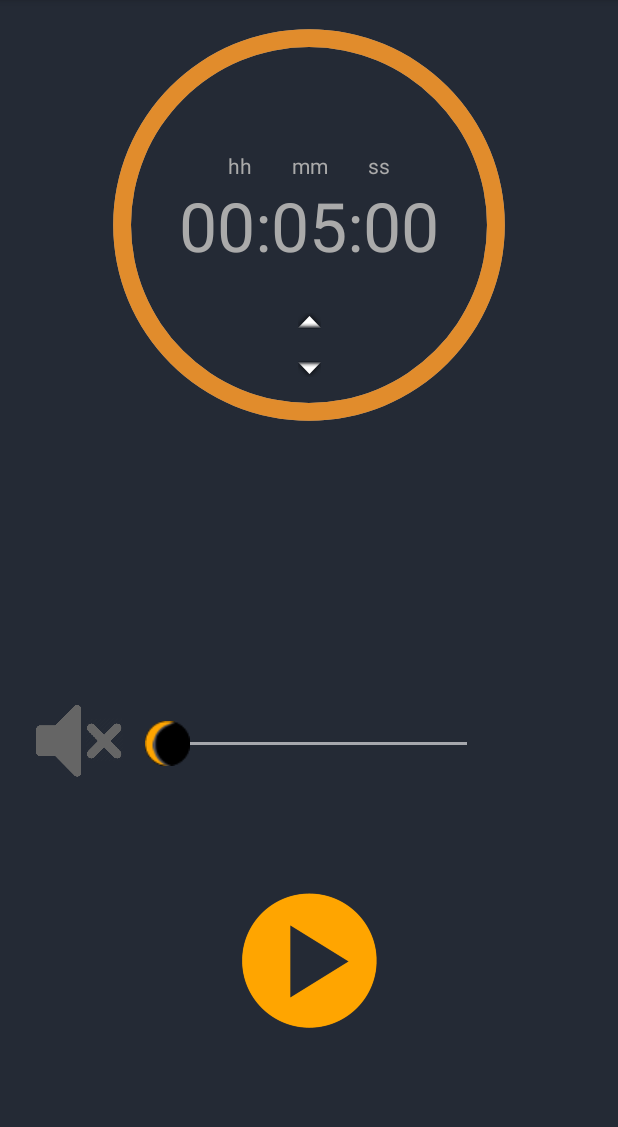
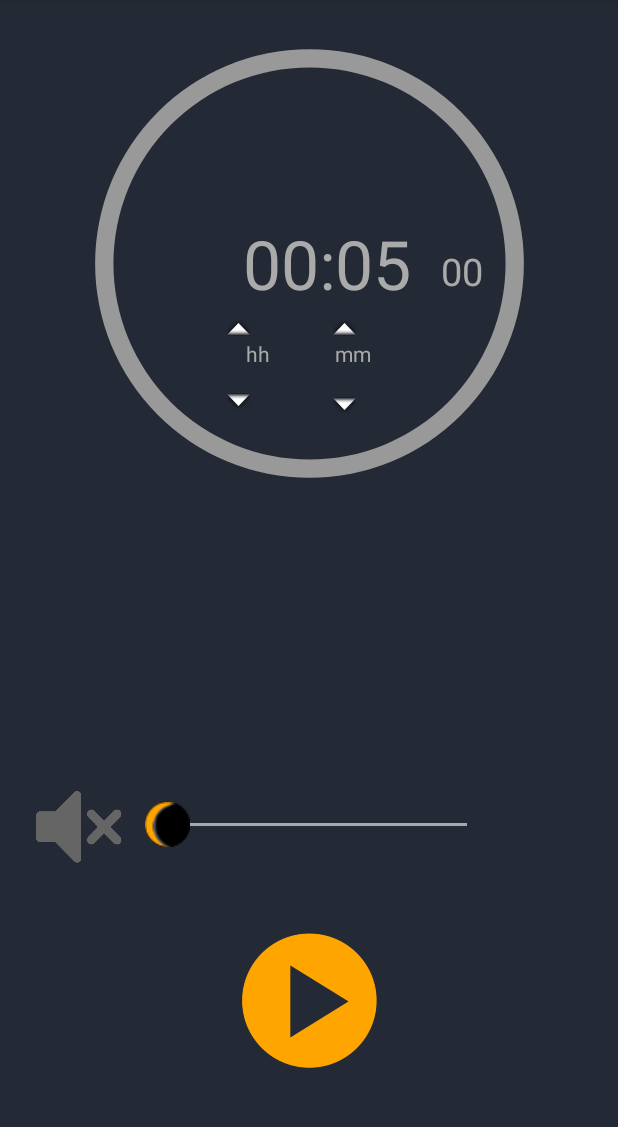
Before and after one commit to bedtime-audio-timer/audio-timer, an Android app: the screen it shows after launch (MainActivity), on a phone screen of 412 x 824 dp, the part 84-1211 px from its top. Run offline under Robolectric (Android 15) with nearby library versions, the phone set to English and light mode, and no system bars.

Commit message:
Buttons for hours increase/decreade added, seconds made smaller

```diff
--- a/app/src/main/java/com/bedtime_audio_timer/audiotimer/MainActivity.kt
+++ b/app/src/main/java/com/bedtime_audio_timer/audiotimer/MainActivity.kt
@@ -39,28 +39,25 @@ class MainActivity : AppCompatActivity(), MainTimer.TimerCallback, OutsideVolume
 
     // enum that defines what button is hold so the TimerRunnable object could increases/decreases volume/minutes
     enum class ButtonAction {
-        VOLUME_UP, VOLUME_DOWN, TIMER_UP, TIMER_DOWN
+        HOUR_UP, HOUR_DOWN, TIMER_UP, TIMER_DOWN
     }
 
     // class for to update view from the timer thread when a button is hold
     internal inner class TimerRunnable : Runnable {
 
-        var buttonAction: ButtonAction = ButtonAction.VOLUME_UP
+        var buttonAction: ButtonAction = ButtonAction.HOUR_UP
 
         override fun run() {
-            if (buttonAction == ButtonAction.VOLUME_UP)
-            /*timerParams.*/ //increaseVolume()
-            else if (buttonAction == ButtonAction.VOLUME_DOWN)
-            /*timerParams.*/ //decreaseVolume()
+            if (buttonAction == ButtonAction.HOUR_UP)
+                timerParams.increaseHours()
+            else if (buttonAction == ButtonAction.HOUR_DOWN)
+                timerParams.decreaseHours()
             else if (buttonAction == ButtonAction.TIMER_UP)
                 timerParams.increaseMinutes()
             else if (buttonAction == ButtonAction.TIMER_DOWN)
                 timerParams.decreaseMinutes()
 
-            if (buttonAction == ButtonAction.VOLUME_UP || buttonAction == ButtonAction.VOLUME_DOWN)
-                //updateVolumeTextView()
-            else
-                updateMinutesTextView(timerParams.getSeconds())
+            updateMinutesTextView(timerParams.getSeconds())
         }
 
     }
@@ -68,7 +65,7 @@ class MainActivity : AppCompatActivity(), MainTimer.TimerCallback, OutsideVolume
     // class for listeners when a button is hold
     internal inner class TimerOnTouchListener : View.OnTouchListener {
 
-        var buttonAction: ButtonAction = ButtonAction.VOLUME_UP
+        var buttonAction: ButtonAction = ButtonAction.HOUR_UP
 
         override fun onTouch(view: View, motionEvent: MotionEvent): Boolean {
             if (motionEvent.action == MotionEvent.ACTION_UP) {
@@ -234,7 +231,8 @@ class MainActivity : AppCompatActivity(), MainTimer.TimerCallback, OutsideVolume
         seconds_format = (seconds - hours_format * 3600 - minutes_format * 60) % 60//timerParams.getMinutes() % 60
 
 
-        textTimer.text = (String.format("%02d:%02d:%02d", hours_format, minutes_format, seconds_format))
+        textTimer.text = (String.format("%02d:%02d", hours_format, minutes_format))
+        textSeconds.text = (String.format("%02d", seconds_format))
 
     }
 
@@ -245,6 +243,16 @@ class MainActivity : AppCompatActivity(), MainTimer.TimerCallback, OutsideVolume
 
     fun decreaseMinutes(view: View?) {
         timerParams.decreaseMinutes()
+        updateMinutesTextView(timerParams.getSeconds())
+    }
+
+    fun increaseHours(view: View?) {
+        timerParams.increaseHours()
+        updateMinutesTextView(timerParams.getSeconds())
+    }
+
+    fun decreaseHours(view: View?) {
+        timerParams.decreaseHours()
         updateMinutesTextView(timerParams.getSeconds())
     }
 
--- a/app/src/main/java/com/bedtime_audio_timer/audiotimer/TimerParameters.kt
+++ b/app/src/main/java/com/bedtime_audio_timer/audiotimer/TimerParameters.kt
@@ -97,6 +97,18 @@ class TimerParameters (val Running : Boolean = false) {
         }
     }
 
+    fun increaseHours() {
+        if (millis < 60000 * 60 * 23) {
+            millis += minutesIncrement * 60000 * 60
+        }
+    }
+
+    fun decreaseHours() {
+        if (millis > 60000 * 60) {
+            millis -= minutesIncrement * 60000 * 60
+        }
+    }
+
     fun setVolume(vol: Int){
         volume=vol
     }
--- a/app/src/main/java/com/bedtime_audio_timer/audiotimer/TimerProgressBar.kt
+++ b/app/src/main/java/com/bedtime_audio_timer/audiotimer/TimerProgressBar.kt
@@ -44,7 +44,7 @@ class TimerProgressBar{
             // val res = resources
             // val drawable = res.getDrawable(R.drawable.circular)
             // val mProgress = findViewById<View>(R.id.circularProgressbar) as ProgressBar
-            prBar.progress = 100//100   // Main Progress
+            prBar.progress = 0//100   // Main Progress
             prBar.secondaryProgress = 100 // Secondary Progress
 //            prBar.max = 0//100 // Maximum Progress
             // progBar.progressDrawable = drawable
--- a/app/src/main/res/drawable/circular.xml
+++ b/app/src/main/res/drawable/circular.xml
@@ -2,7 +2,7 @@
 <layer-list xmlns:android="http://schemas.android.com/apk/res/android">
     <item android:id="@android:id/secondaryProgress">
         <shape
-            android:innerRadiusRatio="3"
+            android:innerRadiusRatio="2.8"
             android:shape="ring"
             android:thicknessRatio="30.0"
             android:useLevel="true">
@@ -24,7 +24,7 @@
             android:toDegrees="270">
 
             <shape
-                android:innerRadiusRatio="3"
+                android:innerRadiusRatio="2.8"
                 android:shape="ring"
                 android:thicknessRatio="30.0"
                 android:useLevel="true">
--- a/app/src/main/res/layout/activity_main.xml
+++ b/app/src/main/res/layout/activity_main.xml
@@ -12,22 +12,21 @@
         android:layout_width="wrap_content"
         android:layout_height="wrap_content"
         android:orientation="horizontal"
-        app:layout_constraintGuide_percent="0.53" />
+        app:layout_constraintGuide_percent="0.62" />
 
     <TextView
         android:id="@+id/textTimer"
         style="@style/ValueText"
-        android:layout_width="0dp"
-        android:layout_marginEnd="8dp"
+        android:layout_width="222dp"
         android:layout_marginLeft="8dp"
-        android:layout_marginRight="8dp"
         android:layout_marginStart="8dp"
+        android:gravity="end"
         android:text="00:50"
-        android:textAlignment="center"
+        android:textAlignment="textEnd"
         android:textSize="45sp"
         app:layout_constraintBottom_toBottomOf="@+id/circularProgressbar"
-        app:layout_constraintEnd_toEndOf="parent"
-        app:layout_constraintHorizontal_bias="0.0"
+        app:layout_constraintEnd_toStartOf="@+id/textSeconds"
+        app:layout_constraintHorizontal_bias="1.0"
         app:layout_constraintStart_toStartOf="parent"
         app:layout_constraintTop_toTopOf="@+id/circularProgressbar" />
 
@@ -54,10 +53,10 @@
         android:layout_marginLeft="8dp"
         android:layout_marginRight="8dp"
         android:layout_marginStart="8dp"
-        android:layout_marginTop="8dp"
         android:contentDescription="Increase Minutes"
         android:onClick="increaseMinutes"
         app:layout_constraintEnd_toEndOf="parent"
+        app:layout_constraintHorizontal_bias="0.568"
         app:layout_constraintStart_toStartOf="parent"
         app:layout_constraintTop_toBottomOf="@+id/textTimer"
         app:srcCompat="@android:drawable/arrow_up_float" />
@@ -74,9 +73,43 @@
         android:onClick="decreaseMinutes"
         app:layout_constraintBottom_toTopOf="@+id/guideline"
         app:layout_constraintEnd_toEndOf="parent"
+        app:layout_constraintHorizontal_bias="0.568"
         app:layout_constraintStart_toStartOf="parent"
         app:layout_constraintTop_toBottomOf="@+id/imgBtnTimerUp"
-        app:layout_constraintVertical_bias="0.0"
+        app:layout_constraintVertical_bias="0.054"
+        app:srcCompat="@android:drawable/arrow_down_float" />
+
+    <ImageButton
+        android:id="@+id/imgBtnHoursUp"
+        style="@style/UpArrowButton"
+        android:layout_marginEnd="8dp"
+        android:layout_marginLeft="8dp"
+        android:layout_marginRight="8dp"
+        android:layout_marginStart="8dp"
+        android:contentDescription="Increase Hours"
+        android:onClick="increaseHours"
+        app:layout_constraintEnd_toEndOf="parent"
+        app:layout_constraintHorizontal_bias="0.366"
+        app:layout_constraintStart_toStartOf="parent"
+        app:layout_constraintTop_toBottomOf="@+id/textTimer"
+        app:srcCompat="@android:drawable/arrow_up_float" />
+
+    <ImageButton
+        android:id="@+id/imgBtnHoursDown"
+        style="@style/DownArrowButton"
+        android:layout_marginBottom="8dp"
+        android:layout_marginEnd="8dp"
+        android:layout_marginLeft="8dp"
+        android:layout_marginRight="8dp"
+        android:layout_marginStart="8dp"
+        android:contentDescription="Decrease Hours"
+        android:onClick="decreaseHours"
+        app:layout_constraintBottom_toTopOf="@+id/guideline"
+        app:layout_constraintEnd_toEndOf="parent"
+        app:layout_constraintHorizontal_bias="0.366"
+        app:layout_constraintStart_toStartOf="parent"
+        app:layout_constraintTop_toBottomOf="@+id/imgBtnTimerUp"
+        app:layout_constraintVertical_bias="0.04"
         app:srcCompat="@android:drawable/arrow_down_float" />
 
     <ImageButton
@@ -164,8 +197,8 @@
 
         android:id="@+id/circularProgressbar"
         style="?android:attr/progressBarStyleHorizontal"
-        android:layout_width="356dp"
-        android:layout_height="284dp"
+        android:layout_width="366dp"
+        android:layout_height="335dp"
         android:layout_centerInParent="true"
         android:layout_marginBottom="8dp"
         android:layout_marginEnd="8dp"
@@ -192,11 +225,31 @@
         android:layout_marginLeft="8dp"
         android:layout_marginRight="8dp"
         android:layout_marginStart="8dp"
-        android:text="hh        mm        ss"
+        android:layout_marginTop="20dp"
+        android:text="hh             mm                "
         android:textColor="@color/colorValue"
         android:textSize="14sp"
-        app:layout_constraintBottom_toTopOf="@+id/textTimer"
         app:layout_constraintEnd_toEndOf="parent"
-        app:layout_constraintStart_toStartOf="parent" />
+        app:layout_constraintHorizontal_bias="0.601"
+        app:layout_constraintStart_toStartOf="parent"
+        app:layout_constraintTop_toTopOf="@+id/imgBtnHoursUp" />
+
+    <TextView
+        android:id="@+id/textSeconds"
+        style="@style/ValueText"
+        android:layout_width="0dp"
+        android:layout_height="wrap_content"
+        android:layout_marginBottom="8dp"
+        android:layout_marginEnd="80dp"
+        android:layout_marginRight="80dp"
+        android:layout_marginTop="8dp"
+        android:gravity="start"
+        android:text="39"
+        android:textAlignment="textStart"
+        android:textSize="25sp"
+        app:layout_constraintBottom_toBottomOf="@+id/textTimer"
+        app:layout_constraintEnd_toEndOf="parent"
+        app:layout_constraintTop_toTopOf="@+id/textTimer"
+        app:layout_constraintVertical_bias="1.0" />
 
 </android.support.constraint.ConstraintLayout>
--- a/app/src/main/res/values/styles.xml
+++ b/app/src/main/res/values/styles.xml
@@ -42,20 +42,20 @@
         <item name="android:layout_width">wrap_content</item>
         <item name="android:layout_height">wrap_content</item>
         <item name="android:background">#00000000</item>
-        <item name="android:paddingBottom">10dp</item>
-        <item name="android:paddingLeft">20dp</item>
-        <item name="android:paddingRight">20dp</item>
-        <item name="android:paddingTop">20dp</item>
+        <item name="android:paddingBottom">20dp</item>
+        <item name="android:paddingLeft">15dp</item>
+        <item name="android:paddingRight">15dp</item>
+        <item name="android:paddingTop">7dp</item>
 <!--        <item name="app:srcCompat">@android:drawable/arrow_up_float</item>-->
     </style>
     <style name="DownArrowButton" parent="Widget.AppCompat.ImageButton">
         <item name="android:layout_width">wrap_content</item>
         <item name="android:layout_height">wrap_content</item>
         <item name="android:background">#00000000</item>
-        <item name="android:paddingBottom">20dp</item>
-        <item name="android:paddingLeft">20dp</item>
-        <item name="android:paddingRight">20dp</item>
-        <item name="android:paddingTop">10dp</item>
+        <item name="android:paddingBottom">12dp</item>
+        <item name="android:paddingLeft">15dp</item>
+        <item name="android:paddingRight">15dp</item>
+        <item name="android:paddingTop">9dp</item>
         <!--<item name="app:srcCompat">@android:drawable/arrow_down_float</item>-->
     </style>
 
```
